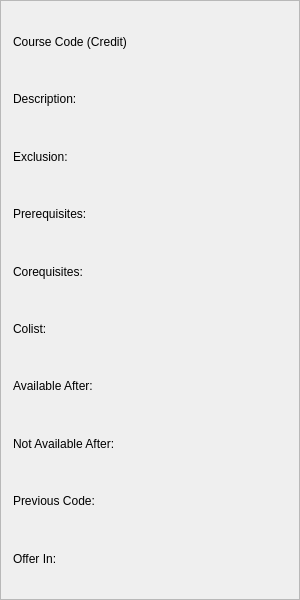
Above: CourseDependencyGraph/ui/CourseInfoWidget.ui from tsznokwong/CourseDependencyGraph before the change. Below: the same form after it.
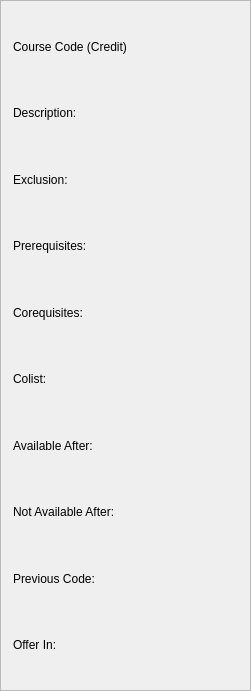
That is the form after the change.

```diff
--- a/CourseDependencyGraph/ui/CourseInfoWidget.ui
+++ b/CourseDependencyGraph/ui/CourseInfoWidget.ui
@@ -6,12 +6,12 @@
    <rect>
     <x>0</x>
     <y>0</y>
-    <width>300</width>
-    <height>600</height>
+    <width>251</width>
+    <height>691</height>
    </rect>
   </property>
   <property name="sizePolicy">
-   <sizepolicy hsizetype="Preferred" vsizetype="Preferred">
+   <sizepolicy hsizetype="Expanding" vsizetype="Expanding">
     <horstretch>0</horstretch>
     <verstretch>0</verstretch>
    </sizepolicy>
@@ -45,8 +45,8 @@
        <rect>
         <x>0</x>
         <y>0</y>
-        <width>298</width>
-        <height>598</height>
+        <width>249</width>
+        <height>689</height>
        </rect>
       </property>
       <property name="sizePolicy">
```
